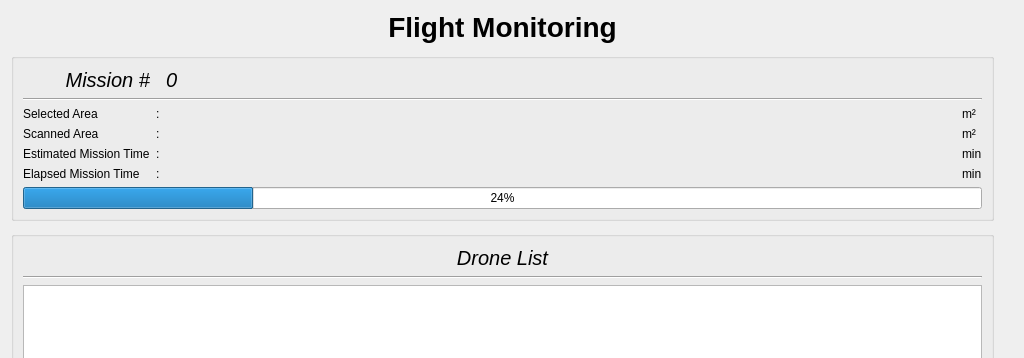
This is UI/Midflight/mid_design.ui in cmpe-DroneLab/GeoFly3D as Qt 5 draws it before an edit; both pictures show x 0 to 1024 and y 0 to 358 of the 1024 by 768 pixel window. The edited form follows.
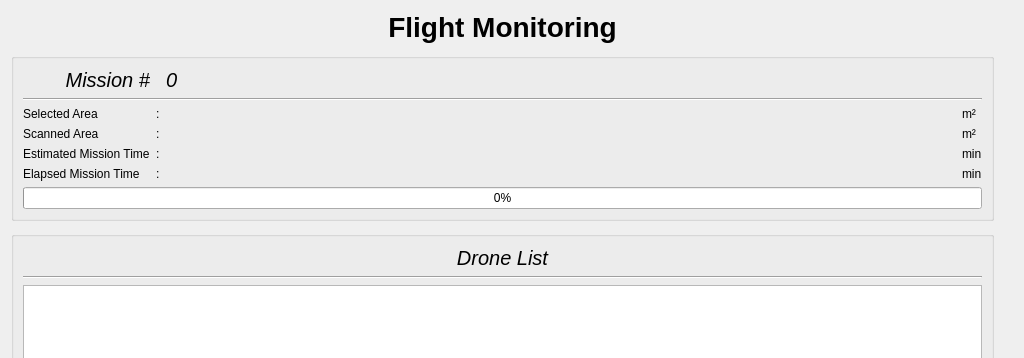
This is the edited form.

```diff
--- a/UI/Midflight/mid_design.ui
+++ b/UI/Midflight/mid_design.ui
@@ -125,7 +125,7 @@
           <item row="7" column="0" colspan="4">
            <widget class="QProgressBar" name="progress_bar">
             <property name="value">
-             <number>24</number>
+             <number>0</number>
             </property>
            </widget>
           </item>
```
